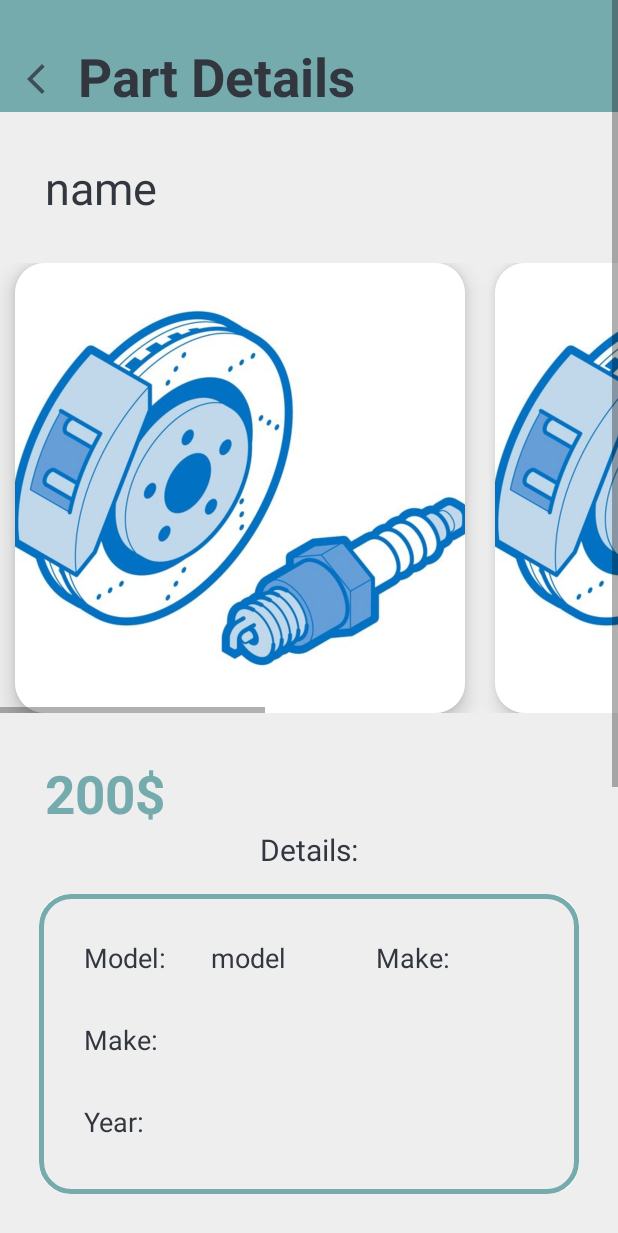
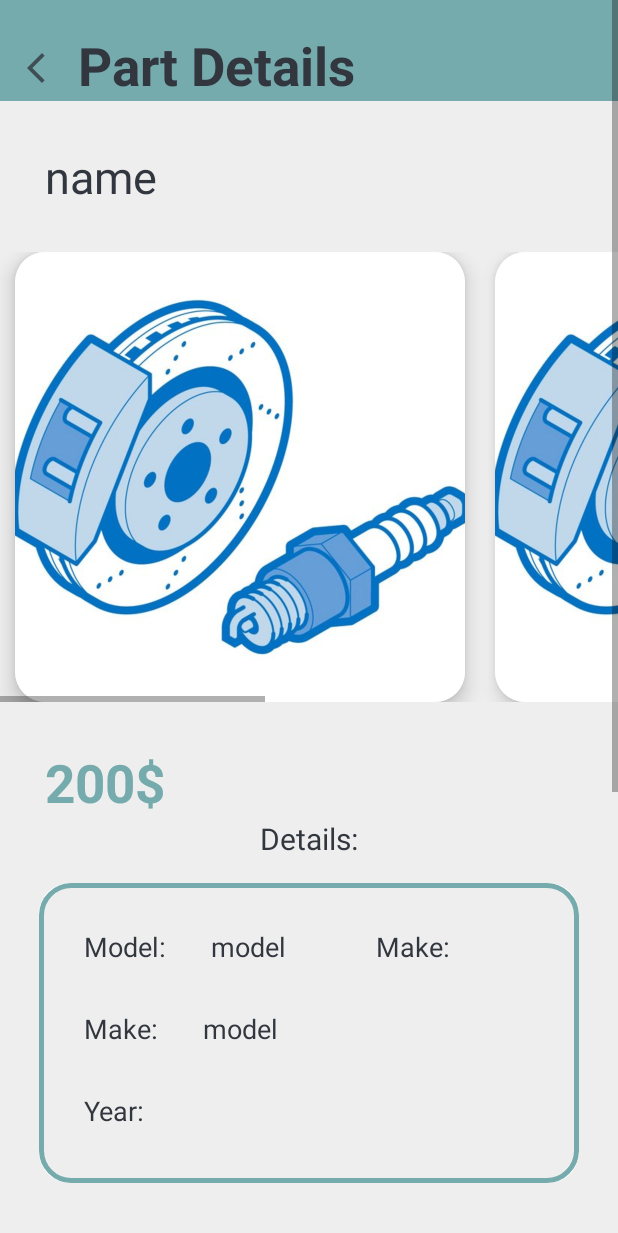
Before and after one commit to Mohamad-H-Hallal/AutoMate-Parts-and-Service-Hub, an Android app: the screen it shows after launch (PartDetailsActivity), after a tap on "Forgot Password?", on a phone screen of 412 x 824 dp. Shown: the top 1233 px of the screen. Run offline under Robolectric (Android 15) with nearby library versions, the phone set to English and light mode, and no system bars; pictures from the network do not load.

Commit message:
building the part details activity

```diff
--- a/app/src/main/java/com/example/project/EditLocationActivity.java
+++ b/app/src/main/java/com/example/project/EditLocationActivity.java
@@ -6,6 +6,7 @@ import android.os.Bundle;
 import androidx.activity.EdgeToEdge;
 import androidx.annotation.NonNull;
 import androidx.appcompat.app.AppCompatActivity;
+import androidx.core.content.ContextCompat;
 
 import com.google.android.gms.location.FusedLocationProviderClient;
 import com.google.android.gms.location.LocationServices;
@@ -23,6 +24,7 @@ public class EditLocationActivity extends BaseActivity implements OnMapReadyCall
     @Override
     protected void onCreate(Bundle savedInstanceState) {
         super.onCreate(savedInstanceState);
+        getWindow().setStatusBarColor(ContextCompat.getColor(this, R.color.themeColor));
         setContentView(R.layout.activity_edit_location);
         fusedLocationClient = LocationServices.getFusedLocationProviderClient(this);
         SupportMapFragment mapFragment = (SupportMapFragment) getSupportFragmentManager().findFragmentById(R.id.map);
--- a/app/src/main/java/com/example/project/ManagePartsActivity.java
+++ b/app/src/main/java/com/example/project/ManagePartsActivity.java
@@ -8,6 +8,7 @@ import android.widget.ImageButton;
 
 import androidx.activity.EdgeToEdge;
 import androidx.appcompat.app.AppCompatActivity;
+import androidx.core.content.ContextCompat;
 import androidx.core.graphics.Insets;
 import androidx.core.view.ViewCompat;
 import androidx.core.view.WindowInsetsCompat;
@@ -17,6 +18,7 @@ public class ManagePartsActivity extends BaseActivity {
     @Override
     protected void onCreate(Bundle savedInstanceState) {
         super.onCreate(savedInstanceState);
+        getWindow().setStatusBarColor(ContextCompat.getColor(this, R.color.themeColor));
         setContentView(R.layout.activity_manage_parts);
         backButton = findViewById(R.id.back_arrow2);
 
--- a/app/src/main/java/com/example/project/MapsActivity.java
+++ b/app/src/main/java/com/example/project/MapsActivity.java
@@ -3,6 +3,7 @@
 import androidx.annotation.NonNull;
 import androidx.appcompat.app.AppCompatActivity;
 import androidx.core.app.ActivityCompat;
+import androidx.core.content.ContextCompat;
 
 import android.app.Activity;
 import android.content.Intent;
@@ -29,6 +30,7 @@
     @Override
     protected void onCreate(Bundle savedInstanceState) {
         super.onCreate(savedInstanceState);
+        getWindow().setStatusBarColor(ContextCompat.getColor(this, R.color.themeColor));
         setContentView(R.layout.activity_maps);
         fusedLocationClient = LocationServices.getFusedLocationProviderClient(this);
         SupportMapFragment mapFragment = (SupportMapFragment) getSupportFragmentManager().findFragmentById(R.id.map);
--- a/app/src/main/java/com/example/project/MapsLocationActivity.java
+++ b/app/src/main/java/com/example/project/MapsLocationActivity.java
@@ -6,6 +6,7 @@ import android.os.Bundle;
 import androidx.activity.EdgeToEdge;
 import androidx.annotation.NonNull;
 import androidx.appcompat.app.AppCompatActivity;
+import androidx.core.content.ContextCompat;
 import androidx.core.graphics.Insets;
 import androidx.core.view.ViewCompat;
 import androidx.core.view.WindowInsetsCompat;
@@ -26,6 +27,7 @@ public class MapsLocationActivity extends BaseActivity implements OnMapReadyCall
     @Override
     protected void onCreate(Bundle savedInstanceState) {
         super.onCreate(savedInstanceState);
+        getWindow().setStatusBarColor(ContextCompat.getColor(this, R.color.themeColor));
         setContentView(R.layout.activity_maps_location);
         fusedLocationClient = LocationServices.getFusedLocationProviderClient(this);
         SupportMapFragment mapFragment = (SupportMapFragment) getSupportFragmentManager().findFragmentById(R.id.map);
--- a/app/src/main/java/com/example/project/PartsCategoriesActivity.java
+++ b/app/src/main/java/com/example/project/PartsCategoriesActivity.java
@@ -10,6 +10,7 @@ import android.widget.ImageButton;
 
 import androidx.activity.EdgeToEdge;
 import androidx.appcompat.app.AppCompatActivity;
+import androidx.core.content.ContextCompat;
 
 import java.util.ArrayList;
 import java.util.Arrays;
@@ -25,6 +26,7 @@ public class PartsCategoriesActivity extends BaseActivity {
     @Override
     protected void onCreate(Bundle savedInstanceState) {
         super.onCreate(savedInstanceState);
+        getWindow().setStatusBarColor(ContextCompat.getColor(this, R.color.themeColor));
         setContentView(R.layout.activity_parts_categories);
 
         back = findViewById(R.id.back_arrow1);
--- a/app/src/main/java/com/example/project/SettingActivity.java
+++ b/app/src/main/java/com/example/project/SettingActivity.java
@@ -20,6 +20,7 @@ import java.util.Locale;
 import androidx.activity.EdgeToEdge;
 import androidx.appcompat.app.AppCompatActivity;
 import androidx.appcompat.widget.AppCompatButton;
+import androidx.core.content.ContextCompat;
 
 public class SettingActivity extends BaseActivity {
     private ImageButton back;
@@ -29,6 +30,7 @@ public class SettingActivity extends BaseActivity {
     @Override
     protected void onCreate(Bundle savedInstanceState) {
         super.onCreate(savedInstanceState);
+        getWindow().setStatusBarColor(ContextCompat.getColor(this, R.color.themeColor));
         setContentView(R.layout.activity_setting);
 
         back = findViewById(R.id.back_arrow3);
--- a/app/src/main/res/layout/activity_manage_parts.xml
+++ b/app/src/main/res/layout/activity_manage_parts.xml
@@ -13,7 +13,7 @@
         android:layout_height="wrap_content"
         android:background="@color/colorAccent"
         android:paddingStart="52dp"
-        android:paddingTop="27dp"
+        android:paddingTop="20dp"
         android:text="@string/parts"
         android:textColor="@color/colorPrimaryDark"
         android:textSize="35sp"
--- a/app/src/main/res/layout/activity_part_details.xml
+++ b/app/src/main/res/layout/activity_part_details.xml
@@ -1,5 +1,5 @@
 <?xml version="1.0" encoding="utf-8"?>
-<androidx.constraintlayout.widget.ConstraintLayout xmlns:android="http://schemas.android.com/apk/res/android"
+<ScrollView xmlns:android="http://schemas.android.com/apk/res/android"
     xmlns:app="http://schemas.android.com/apk/res-auto"
     xmlns:tools="http://schemas.android.com/tools"
     android:id="@+id/main"
@@ -8,9 +8,6 @@
     android:background="@color/colorPrimary"
     tools:context=".PartDetailsActivity">
 
-<ScrollView
-    android:layout_width="match_parent"
-    android:layout_height="match_parent">
     <androidx.constraintlayout.widget.ConstraintLayout
         android:layout_width="match_parent"
         android:layout_height="wrap_content">
@@ -21,7 +18,7 @@
             android:layout_height="wrap_content"
             android:background="@color/colorAccent"
             android:paddingStart="52dp"
-            android:paddingTop="27dp"
+            android:paddingTop="20dp"
             android:text="@string/part_details"
             android:textColor="@color/colorPrimaryDark"
             android:textSize="35sp"
@@ -193,6 +190,16 @@
                     app:layout_constraintStart_toStartOf="parent"
                     app:layout_constraintTop_toBottomOf="@id/model_detail" />
                 <TextView
+                    android:id="@+id/make_detailtxt"
+                    android:layout_width="wrap_content"
+                    android:layout_height="wrap_content"
+                    android:layout_margin="30dp"
+                    android:textColor="@color/colorPrimaryDark"
+                    android:text="model"
+                    android:textSize="18sp"
+                    app:layout_constraintStart_toEndOf="@id/make_detail"
+                    app:layout_constraintTop_toBottomOf="@id/model_detailtxt" />
+                <TextView
                     android:id="@+id/year_detail"
                     android:layout_width="wrap_content"
                     android:layout_height="wrap_content"
@@ -298,4 +305,3 @@
 
     </androidx.constraintlayout.widget.ConstraintLayout>
 </ScrollView>
-</androidx.constraintlayout.widget.ConstraintLayout>
--- a/app/src/main/res/layout/activity_parts_categories.xml
+++ b/app/src/main/res/layout/activity_parts_categories.xml
@@ -15,7 +15,7 @@
         android:textStyle="bold"
         android:textSize="35sp"
         android:paddingStart="53dp"
-        android:paddingTop="27dp"
+        android:paddingTop="20dp"
         android:textColor="@color/colorPrimaryDark"
         android:background="@color/colorAccent"
         app:layout_constraintTop_toTopOf="parent"
--- a/app/src/main/res/layout/activity_setting.xml
+++ b/app/src/main/res/layout/activity_setting.xml
@@ -13,7 +13,7 @@
         android:layout_height="wrap_content"
         android:background="@color/colorAccent"
         android:paddingStart="52dp"
-        android:paddingTop="27dp"
+        android:paddingTop="20dp"
         android:text="@string/settings"
         android:textColor="@color/colorPrimaryDark"
         android:textSize="35sp"
```
